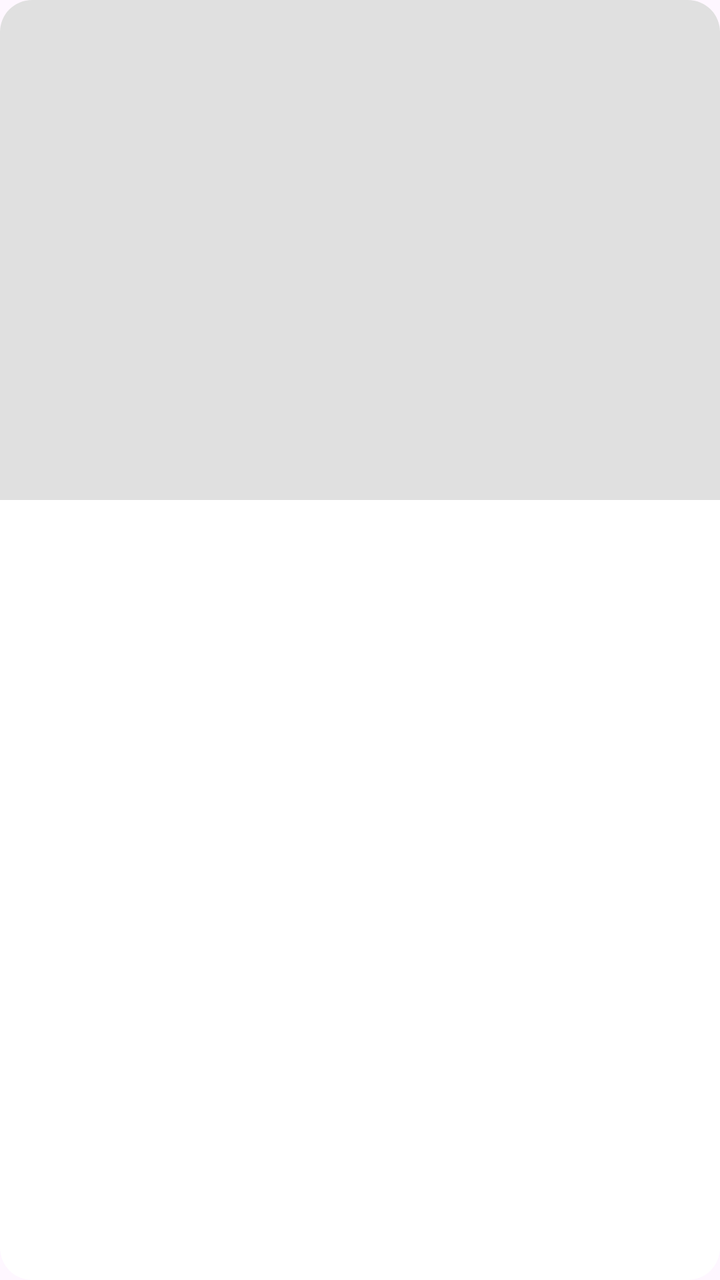
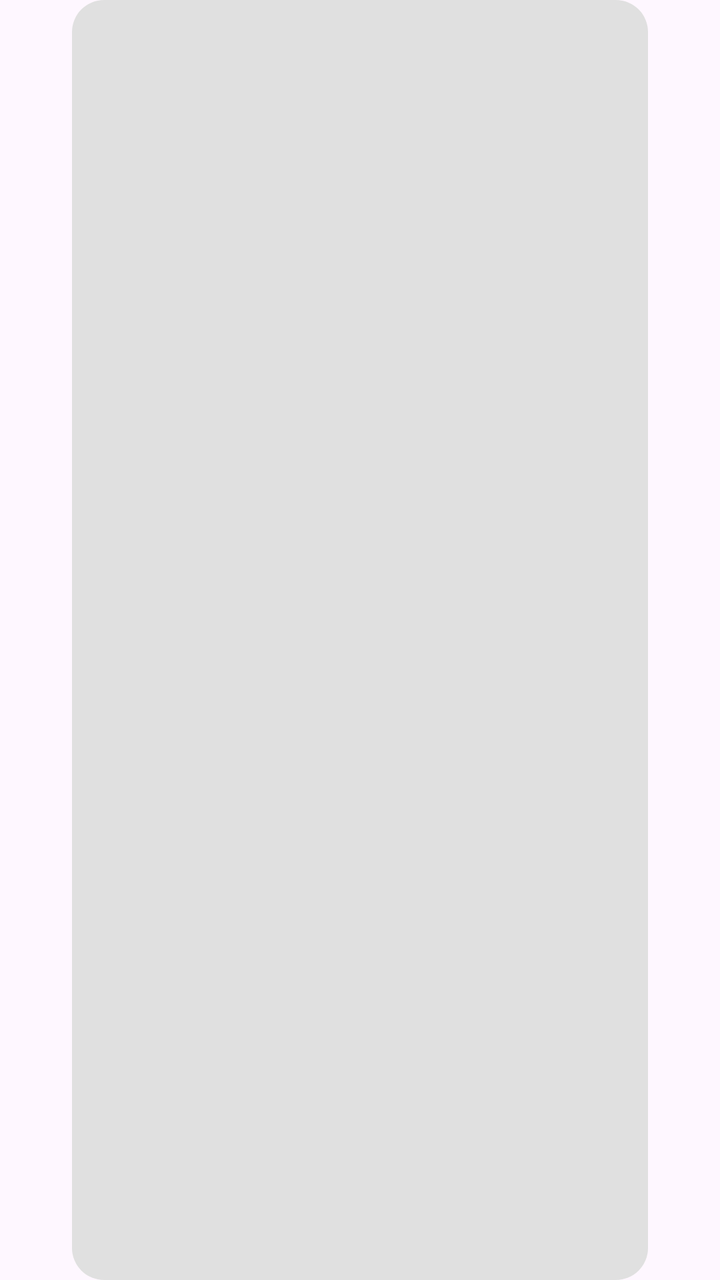

Screens rendered from an Android XML layout before and after an edit, with the pre-edit source and the edit as a unified diff.
<!-- AndroidManifest.xml: application theme Theme.MyApplication -->
<!-- res/layout/item_theme.xml -->
<?xml version="1.0" encoding="utf-8"?>
<androidx.cardview.widget.CardView xmlns:android="http://schemas.android.com/apk/res/android"
    xmlns:app="http://schemas.android.com/apk/res-auto"
    android:layout_width="match_parent"
    android:layout_height="wrap_content"
    android:layout_margin="@dimen/size8"
    app:cardCornerRadius="@dimen/size16"
    app:cardElevation="@dimen/size0">

    <ImageView
        android:id="@+id/ivThemePreview"
        android:layout_width="match_parent"
        android:layout_height="@dimen/size250"
        android:background="#E0E0E0"
        android:contentDescription="@null"
        android:scaleType="centerCrop" />

</androidx.cardview.widget.CardView>
<!-- resources referenced by this layout -->
<resources>
  <dimen name="size0">0dp</dimen>
  <dimen name="size16">16dp</dimen>
  <dimen name="size250">250dp</dimen>
  <dimen name="size8">8dp</dimen>
  <style name="Theme.MyApplication" parent="Base.Theme.MyApplication" />
  <style name="Base.Theme.MyApplication" parent="Theme.Material3.DayNight.NoActionBar">
          
          <item name="colorPrimary">@color/white</item>
          <item name="colorPrimaryDark">@color/white</item>
          <item name="android:statusBarColor">@color/white</item>
          <item name="android:windowLightStatusBar">true</item>
          <item name="android:windowFullscreen">false</item>
          <item name="colorAccent">@color/black</item>
          <item name="android:splitMotionEvents">false</item>
          <item name="android:windowEnableSplitTouch">false</item>
          <item name="android:colorControlHighlight">@color/col_select</item>
          <item name="bottomSheetDialogTheme">@style/AppBottomSheetDialogTheme</item>
      </style>
  <color name="white">#FFFFFFFF</color>
  <color name="black">#FF000000</color>
  <color name="col_select">#CD666666</color>
  <style name="AppBottomSheetDialogTheme" parent="Theme.Design.Light.BottomSheetDialog">
          <item name="bottomSheetStyle">@style/AppModalStyle</item>
      </style>
  <style name="AppModalStyle" parent="Widget.Design.BottomSheet.Modal">
          <item name="android:background">@drawable/bg_border_bottom_sheet</item>
      </style>
  <!-- drawable bg_border_bottom_sheet (drawable) -->
  <?xml version="1.0" encoding="utf-8"?>
  <shape xmlns:android="http://schemas.android.com/apk/res/android"
      android:shape="rectangle">
      <corners
          android:topLeftRadius="@dimen/size24"
          android:topRightRadius="@dimen/size24" />
      <solid android:color="@color/white" />
  </shape>
  <dimen name="size24">24dp</dimen>
</resources>

<!-- the commit's change to res/layout/item_theme.xml (unified diff, before → after) -->
@@ -1,18 +1,27 @@
 <?xml version="1.0" encoding="utf-8"?>
-<androidx.cardview.widget.CardView xmlns:android="http://schemas.android.com/apk/res/android"
+<androidx.constraintlayout.widget.ConstraintLayout xmlns:android="http://schemas.android.com/apk/res/android"
     xmlns:app="http://schemas.android.com/apk/res-auto"
     android:layout_width="match_parent"
     android:layout_height="wrap_content"
-    android:layout_margin="@dimen/size8"
-    app:cardCornerRadius="@dimen/size16"
-    app:cardElevation="@dimen/size0">
+    android:layout_margin="@dimen/size8">
 
-    <ImageView
-        android:id="@+id/ivThemePreview"
-        android:layout_width="match_parent"
-        android:layout_height="@dimen/size250"
-        android:background="#E0E0E0"
-        android:contentDescription="@null"
-        android:scaleType="centerCrop" />
+    <androidx.cardview.widget.CardView
+        android:layout_width="0dp"
+        android:layout_height="0dp"
+        app:cardCornerRadius="@dimen/size16"
+        app:cardElevation="@dimen/size0"
+        app:layout_constraintBottom_toBottomOf="parent"
+        app:layout_constraintDimensionRatio="9:20"
+        app:layout_constraintEnd_toEndOf="parent"
+        app:layout_constraintStart_toStartOf="parent"
+        app:layout_constraintTop_toTopOf="parent">
 
-</androidx.cardview.widget.CardView>
+        <ImageView
+            android:id="@+id/ivThemePreview"
+            android:layout_width="match_parent"
+            android:layout_height="match_parent"
+            android:background="#E0E0E0"
+            android:contentDescription="@null" />
+
+    </androidx.cardview.widget.CardView>
+</androidx.constraintlayout.widget.ConstraintLayout>
<!-- resource entries referenced after the edit -->
@@ -2,7 +2,6 @@
 <resources>
   <dimen name="size0">0dp</dimen>
   <dimen name="size16">16dp</dimen>
-  <dimen name="size250">250dp</dimen>
   <dimen name="size8">8dp</dimen>
   <style name="Theme.MyApplication" parent="Base.Theme.MyApplication" />
   <style name="Base.Theme.MyApplication" parent="Theme.Material3.DayNight.NoActionBar">
